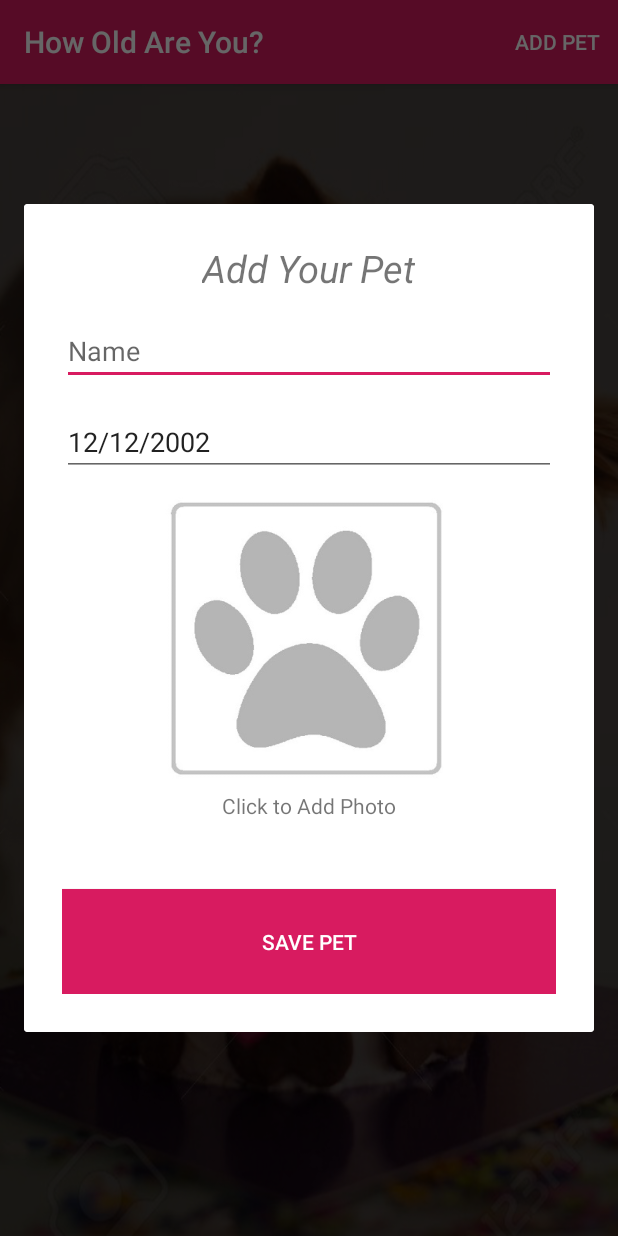
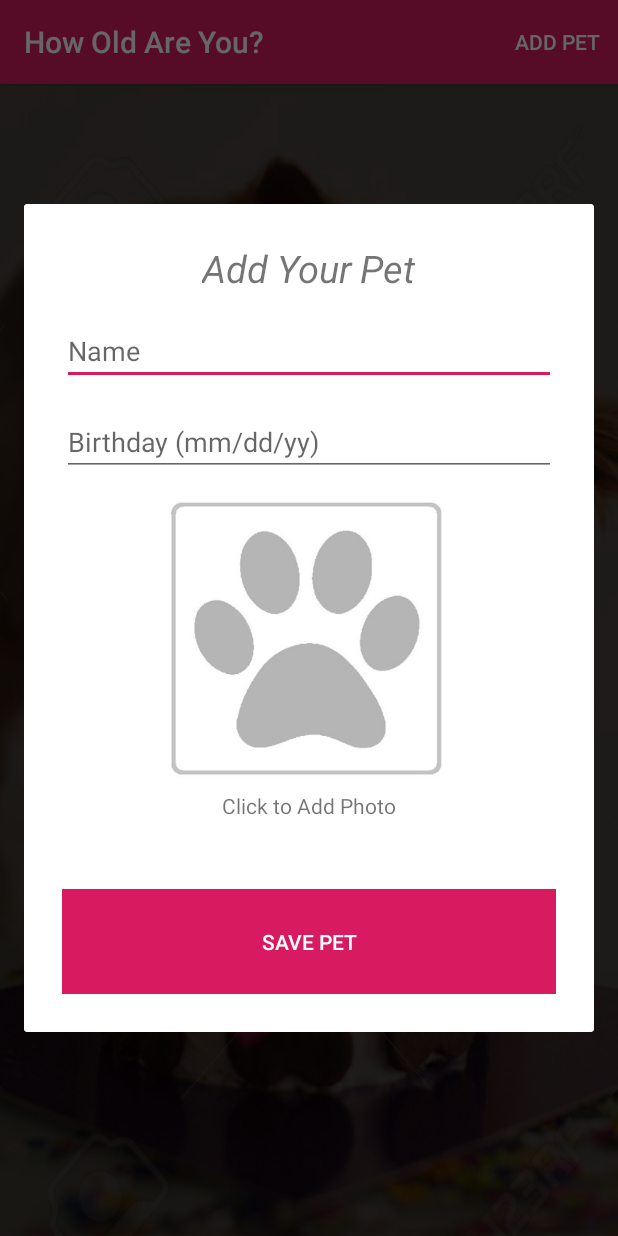
Before and after one commit to KISMET-INC/PetsApp, an Android app: the screen it shows after launch (ListActivity), after a tap on "ADD PET", on a phone screen of 412 x 824 dp. Run offline under Robolectric (Android 15) with nearby library versions, the phone set to English and light mode, and no system bars; libraries missing offline, so code that uses them is left out: com.theartofdev.edmodo.

```diff
--- a/app/src/main/java/com/example/howoldaremypets/Activities/ListActivity.java
+++ b/app/src/main/java/com/example/howoldaremypets/Activities/ListActivity.java
@@ -160,8 +160,8 @@ public class ListActivity extends AppCompatActivity {
         dialog = dialogBuilder.create();
 
 
-        //Default Input for test purposes
-        petBirthdayInput.setText("12/12/2002");
+        //TODO: Default Input for test purposes
+      //  petBirthdayInput.setText("12/12/2002");
 
 
         saveButton.setOnClickListener(new View.OnClickListener() {
```
Also changed, not shown: app/src/main/res/drawable/addPet.gif (added).
